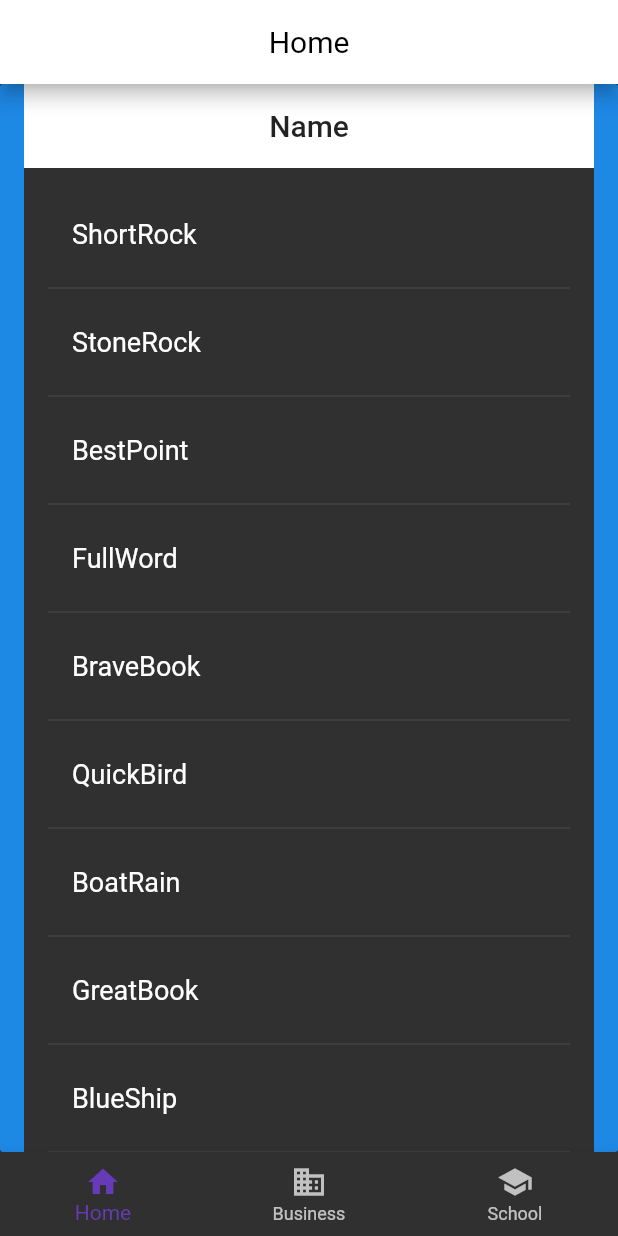
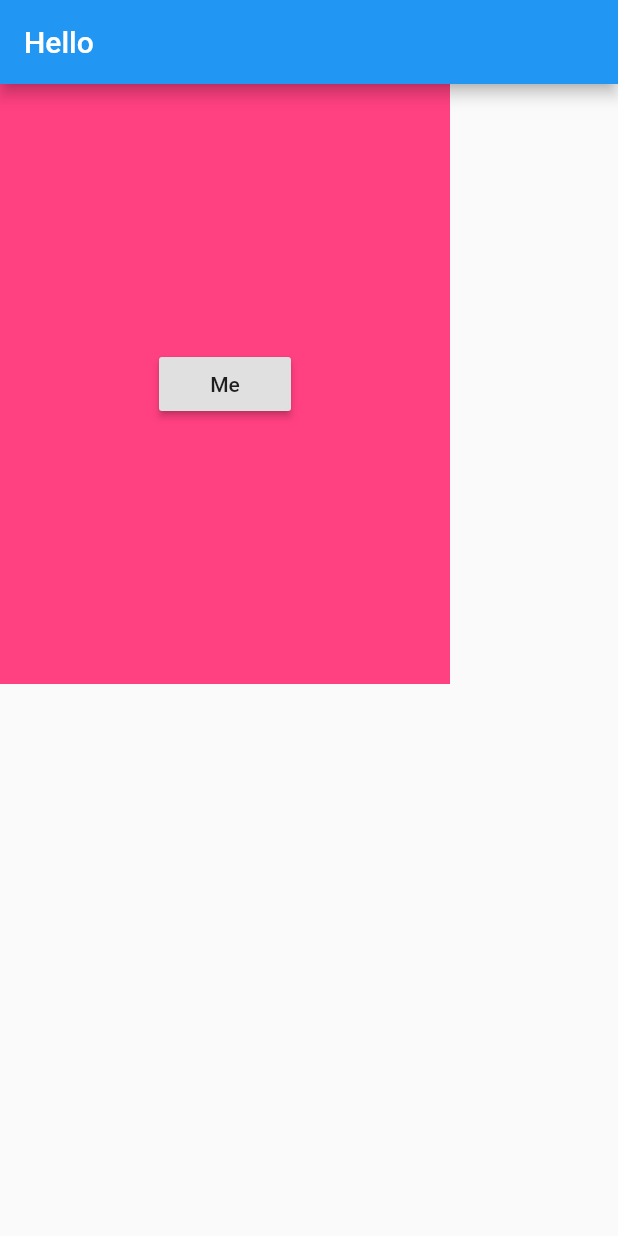
Before and after one commit to karlcode/SplitCity, a Flutter app: the screen it shows after launch, on a phone screen of 412 x 824 dp. Run offline on Flutter 3.47's test engine with Material 2 defaults, Android fonts, the phone set to English and light mode, and no system bars; Roboto replaces fonts that are missing (Montserrat).

Commit message:
Udacity tutorial

```diff
--- a/lib/main.dart
+++ b/lib/main.dart
@@ -1,112 +1,33 @@
+// Copyright 2018 The Chromium Authors. All rights reserved.
+// Use of this source code is governed by a BSD-style license that can be
+// found in the LICENSE file.
+
 import 'package:flutter/material.dart';
-import 'package:english_words/english_words.dart';
 
 void main() {
   runApp(MaterialApp(
     debugShowCheckedModeBanner: false,
-    theme: ThemeData(
-      // Define the default Brightness and Colors
-      brightness: Brightness.dark,
-      primaryColor: Colors.white,
-      accentColor: Colors.white,
-
-      // Define the default Font Family
-      fontFamily: 'Montserrat',
-
-      // Define the default TextTheme. Use this to specify the default
-      // text styling for headlines, titles, bodies of text, and more.
-
+    home: Scaffold(
+      appBar: AppBar(
+        title: Text('Hello'),
+      ),
+      body: HelloRectangle(),
     ),
-    title: 'Named Routes',
-    // Start the app with the "/" named route. In our case, the app will start
-    // on the HomeScreen Widget
-    // initialRoute: '/',
-    // routes: {
-    //   // When we navigate to the "/" route, build the HomeScreen Widget
-    //   '/': (context) => HomeScreen(),
-    //   // When we navigate to the "/second" route, build the SecondScreen Widget
-    //   '/second': (context) => SecondScreen(),
-    // },
-    home: HomeScreen(),
   ));
 }
 
-class HomeScreen extends StatelessWidget {
+class HelloRectangle extends StatelessWidget {
   @override
   Widget build(BuildContext context) {
-    return Scaffold(
-      appBar: AppBar(
-        backgroundColor: Colors.white,
-        title: Text('Home'),
-        elevation: 5,
-        centerTitle: true,
-        textTheme: TextTheme(
-            title: TextStyle(
-          color: Colors.black,
-          fontSize: 20.0,
-        )),
-      ),
-      body: Center(
+    return Container(
+      color: Colors.pinkAccent,
+      height: 400.0,
+      width: 300.0,
+      child: Center(
         child: RaisedButton(
-          child: RandomWords(),
-          onPressed: () {
-            // Navigate to the second screen using a named route
-            Navigator.pushNamed(context, '/second');
-          },
-        ),
-      ),
-      bottomNavigationBar: BottomNavigationBar(
-          items: <BottomNavigationBarItem>[
-            BottomNavigationBarItem(icon: Icon(Icons.home), title: Text('Home')),
-            BottomNavigationBarItem(icon: Icon(Icons.business), title: Text('Business')),
-            BottomNavigationBarItem(icon: Icon(Icons.school), title: Text('School')),
-          ],
-          fixedColor: Colors.deepPurple,
+          child: Text('Me'),
+          onPressed: () {print('I was tapped');},
         )
-    );
-  }
-}
-
-class RandomWords extends StatefulWidget {
-  @override
-  RandomWordsState createState() => new RandomWordsState();
-}
-
-class RandomWordsState extends State<RandomWords> {
-  @override
-  final _suggestions = <WordPair>[]; //enforces privacy
-  final _biggerFont = const TextStyle(fontSize: 18.0);
-  Widget build(BuildContext context) {
-    return Scaffold(
-      appBar: AppBar(
-        elevation: 0,
-        centerTitle: true,
-        title: Text('Name'),
-        backgroundColor: Colors.white,
-      ),
-      body: _buildSuggestions(),
-    );
-  }
-
-  Widget _buildSuggestions() {
-    return ListView.builder(
-        padding: const EdgeInsets.all(16.0),
-        itemBuilder: /*1*/ (context, i) {
-          if (i.isOdd) return Divider(); /*2*/
-
-          final index = i ~/ 2; /*3*/
-          if (index >= _suggestions.length) {
-            _suggestions.addAll(generateWordPairs().take(10)); /*4*/
-          }
-          return _buildRow(_suggestions[index]);
-        });
-  }
-
-  Widget _buildRow(WordPair pair) {
-    return ListTile(
-      title: Text(
-        pair.asPascalCase,
-        style: _biggerFont,
       ),
     );
   }
```
